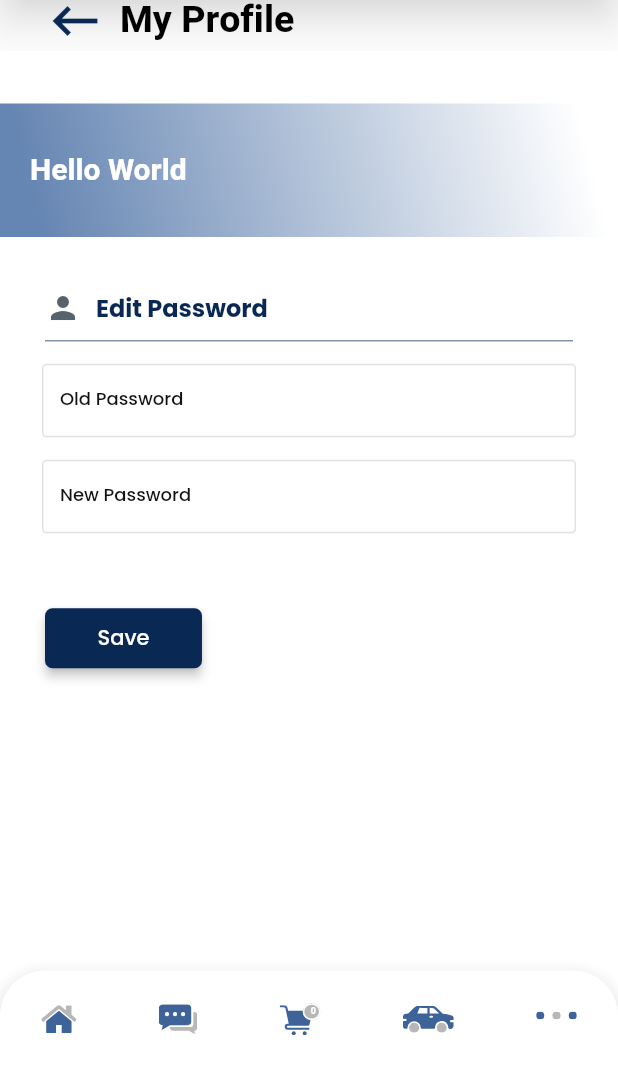
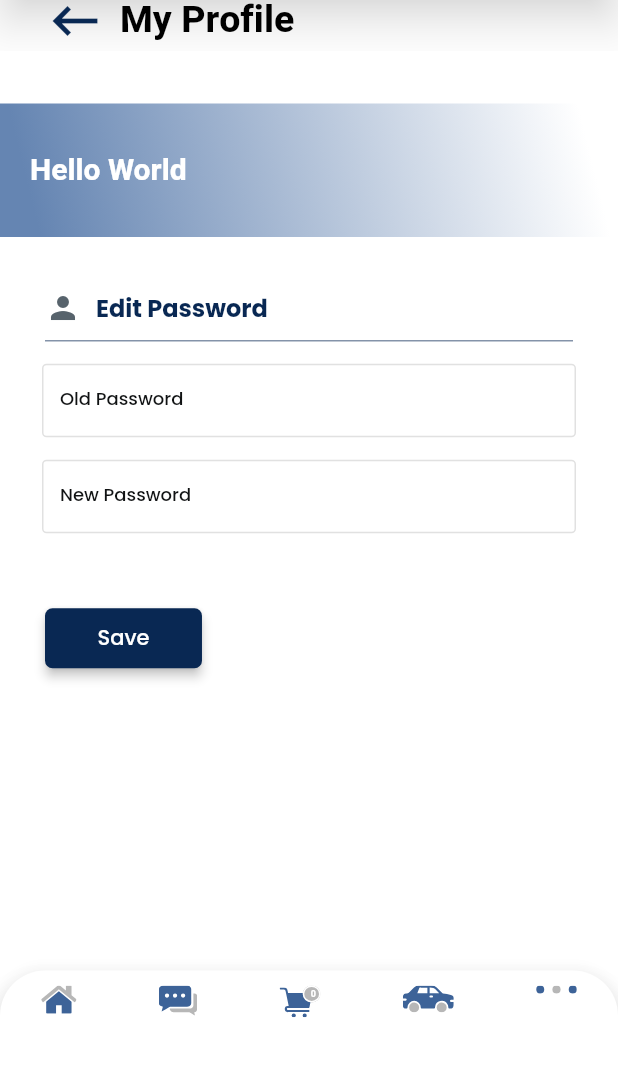
Before and after one commit to usamaomar/Hunday, a Flutter app: the EditPasswordPageWidget screen opened by its route, on a phone screen of 412 x 824 dp, the part 153-1236 px from its top. Run offline on Flutter 3.47's test engine with Material 2 defaults, Android fonts, the phone set to English and light mode, and no system bars; drawn by our look-alikes of auto_size_text; our stand-ins replace cached_network_image, carousel_slider, dropdown_button2, easy_debounce, equatable, file_picker and 14 more; missing offline and left inert: aligned_dialog, aligned_tooltip, flutter_verification_code, json_path, mime_type; accounts and stored records are empty; network calls fail; project files that could hold a hidden picture were left out.

Commit message:
Updating to latest FlutterFlow output.

```diff
--- a/lib/ui_screens/components/bottom_nav_bar_component/bottom_nav_bar_component_widget.dart
+++ b/lib/ui_screens/components/bottom_nav_bar_component/bottom_nav_bar_component_widget.dart
@@ -77,11 +77,11 @@ class _BottomNavBarComponentWidgetState
                 ),
               ),
               child: Padding(
-                padding: EdgeInsetsDirectional.fromSTEB(0.0, 0.0, 0.0, 10.0),
+                padding: EdgeInsetsDirectional.fromSTEB(0.0, 10.0, 0.0, 10.0),
                 child: Row(
                   mainAxisSize: MainAxisSize.max,
                   mainAxisAlignment: MainAxisAlignment.spaceAround,
-                  crossAxisAlignment: CrossAxisAlignment.center,
+                  crossAxisAlignment: CrossAxisAlignment.start,
                   children: [
                     InkWell(
                       splashColor: Colors.transparent,
```
Also changed, not shown: 1 other file.
